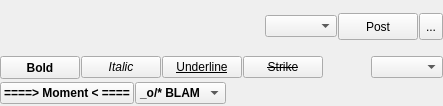
Above: ui/qqpalmipede.ui from dguihal/quteqoin before the change. Below: the same form after it.
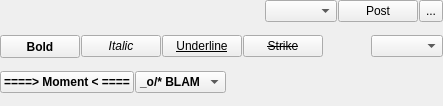
That is the form after the change. Icons and pictures are not drawn. Custom widgets are drawn as their Qt base class.

What changed in the file:
```diff
--- a/ui/qqpalmipede.ui
+++ b/ui/qqpalmipede.ui
@@ -31,6 +31,12 @@
    </property>
    <item>
     <widget class="QWidget" name="postLineW" native="true">
+     <property name="sizePolicy">
+      <sizepolicy hsizetype="Preferred" vsizetype="Fixed">
+       <horstretch>0</horstretch>
+       <verstretch>0</verstretch>
+      </sizepolicy>
+     </property>
      <layout class="QHBoxLayout" name="horizontalLayout_4">
       <property name="spacing">
        <number>1</number>
@@ -50,7 +56,7 @@
       <item>
        <widget class="QQPalmiLineEdit" name="palmiEditor" native="true">
         <property name="sizePolicy">
-         <sizepolicy hsizetype="MinimumExpanding" vsizetype="Preferred">
+         <sizepolicy hsizetype="MinimumExpanding" vsizetype="MinimumExpanding">
           <horstretch>0</horstretch>
           <verstretch>0</verstretch>
          </sizepolicy>
```
